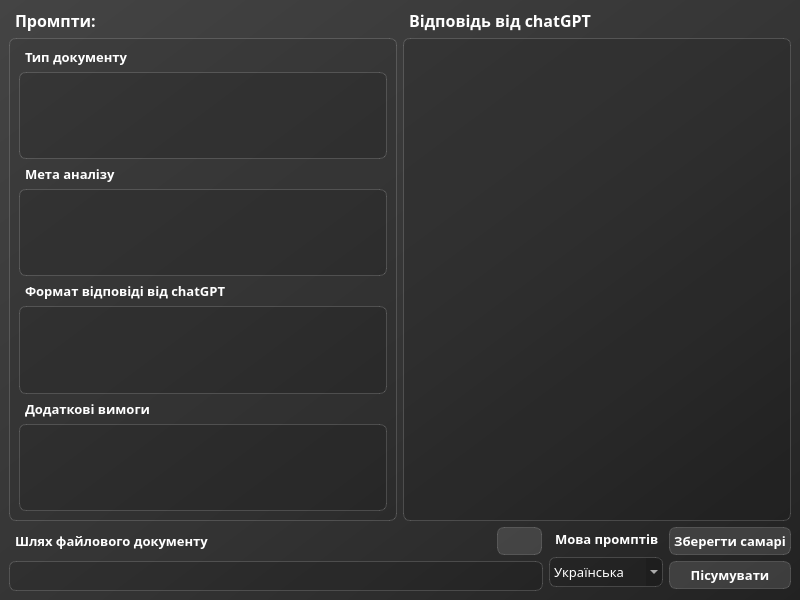
Old version of the form mainwin.ui in the repository mrapen/Summary-document.
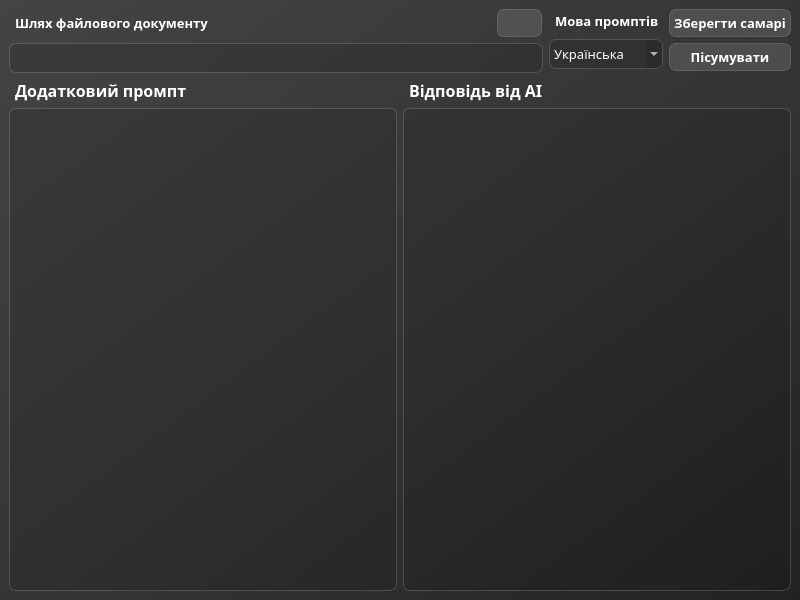
New version of the form. Icons and pictures are not drawn.

What changed in the file:
```diff
--- a/mainwin.ui
+++ b/mainwin.ui
@@ -86,110 +86,7 @@
    </property>
    <layout class="QVBoxLayout" name="verticalLayout_7">
     <item>
-     <layout class="QHBoxLayout" name="horizontalLayout_3">
-      <item>
-       <layout class="QVBoxLayout" name="verticalLayout_5">
-        <item>
-         <widget class="QLabel" name="label">
-          <property name="styleSheet">
-           <string notr="true">font-size: 12pt;
-margin-left: 0.2em;</string>
-          </property>
-          <property name="text">
-           <string>Промпти:</string>
-          </property>
-         </widget>
-        </item>
-        <item>
-         <widget class="QFrame" name="f_prompts">
-          <property name="styleSheet">
-           <string notr="true">#f_prompts{
-	background-color:  rgba(0,0,0,20);
-	border: 1px solid rgba(255,255,255,40);
-	border-radius: 7px;
-}</string>
-          </property>
-          <layout class="QVBoxLayout" name="verticalLayout_3">
-           <item>
-            <widget class="QLabel" name="label_2">
-             <property name="text">
-              <string>Тип документу</string>
-             </property>
-            </widget>
-           </item>
-           <item>
-            <widget class="QTextEdit" name="te_prompt_1">
-             <property name="sizePolicy">
-              <sizepolicy hsizetype="Expanding" vsizetype="Maximum">
-               <horstretch>0</horstretch>
-               <verstretch>0</verstretch>
-              </sizepolicy>
-             </property>
-            </widget>
-           </item>
-           <item>
-            <widget class="QLabel" name="label_3">
-             <property name="text">
-              <string>Мета аналізу</string>
-             </property>
-            </widget>
-           </item>
-           <item>
-            <widget class="QTextEdit" name="te_prompt_2"/>
-           </item>
-           <item>
-            <widget class="QLabel" name="label_4">
-             <property name="text">
-              <string>Формат відповіді від chatGPT</string>
-             </property>
-            </widget>
-           </item>
-           <item>
-            <widget class="QTextEdit" name="te_prompt_3"/>
-           </item>
-           <item>
-            <widget class="QLabel" name="label_8">
-             <property name="text">
-              <string>Додаткові вимоги</string>
-             </property>
-            </widget>
-           </item>
-           <item>
-            <widget class="QTextEdit" name="te_prompt_4"/>
-           </item>
-          </layout>
-         </widget>
-        </item>
-       </layout>
-      </item>
-      <item>
-       <layout class="QVBoxLayout" name="verticalLayout_4">
-        <item>
-         <widget class="QLabel" name="label_6">
-          <property name="styleSheet">
-           <string notr="true">font-size: 12pt;</string>
-          </property>
-          <property name="text">
-           <string>Відповідь від chatGPT</string>
-          </property>
-         </widget>
-        </item>
-        <item>
-         <widget class="QTextEdit" name="te_response">
-          <property name="enabled">
-           <bool>true</bool>
-          </property>
-          <property name="readOnly">
-           <bool>true</bool>
-          </property>
-         </widget>
-        </item>
-       </layout>
-      </item>
-     </layout>
-    </item>
-    <item>
-     <layout class="QHBoxLayout" name="horizontalLayout_2">
+     <layout class="QHBoxLayout" name="horizontalLayout_1">
       <item>
        <layout class="QVBoxLayout" name="verticalLayout">
         <item>
@@ -372,6 +269,65 @@
       </item>
      </layout>
     </item>
+    <item>
+     <layout class="QHBoxLayout" name="horizontalLayout_2">
+      <item>
+       <layout class="QVBoxLayout" name="verticalLayout_5">
+        <item>
+         <widget class="QLabel" name="label">
+          <property name="sizePolicy">
+           <sizepolicy hsizetype="Preferred" vsizetype="Preferred">
+            <horstretch>0</horstretch>
+            <verstretch>0</verstretch>
+           </sizepolicy>
+          </property>
+          <property name="styleSheet">
+           <string notr="true">font-size: 12pt;
+margin-left: 0.2em;</string>
+          </property>
+          <property name="text">
+           <string>Додатковий промпт</string>
+          </property>
+         </widget>
+        </item>
+        <item>
+         <widget class="QTextEdit" name="te_prompt_1">
+          <property name="sizePolicy">
+           <sizepolicy hsizetype="Expanding" vsizetype="Expanding">
+            <horstretch>0</horstretch>
+            <verstretch>0</verstretch>
+           </sizepolicy>
+          </property>
+         </widget>
+        </item>
+       </layout>
+      </item>
+      <item>
+       <layout class="QVBoxLayout" name="verticalLayout_4">
+        <item>
+         <widget class="QLabel" name="label_6">
+          <property name="styleSheet">
+           <string notr="true">font-size: 12pt;</string>
+          </property>
+          <property name="text">
+           <string>Відповідь від AI</string>
+          </property>
+         </widget>
+        </item>
+        <item>
+         <widget class="QTextEdit" name="te_response">
+          <property name="enabled">
+           <bool>true</bool>
+          </property>
+          <property name="readOnly">
+           <bool>true</bool>
+          </property>
+         </widget>
+        </item>
+       </layout>
+      </item>
+     </layout>
+    </item>
    </layout>
   </widget>
  </widget>
```
Left out of the diff: 8 changed lines with no effect on the pictures.
